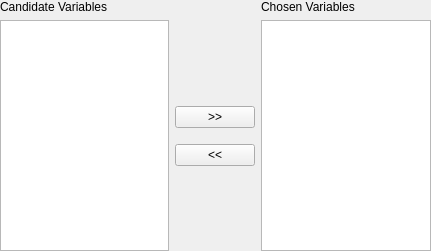
This is src/gwmindepvarselectorwidget.ui in GWmodel-Lab/GWmodelS as Qt 5 draws it before an edit. The edited form follows.
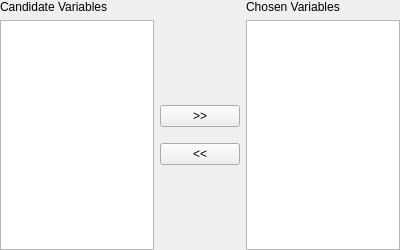
This is the edited form.

What changed in the file:
```diff
--- a/src/gwmindepvarselectorwidget.ui
+++ b/src/gwmindepvarselectorwidget.ui
@@ -6,8 +6,8 @@
    <rect>
     <x>0</x>
     <y>0</y>
-    <width>431</width>
-    <height>251</height>
+    <width>400</width>
+    <height>250</height>
    </rect>
   </property>
   <property name="sizePolicy">
```
